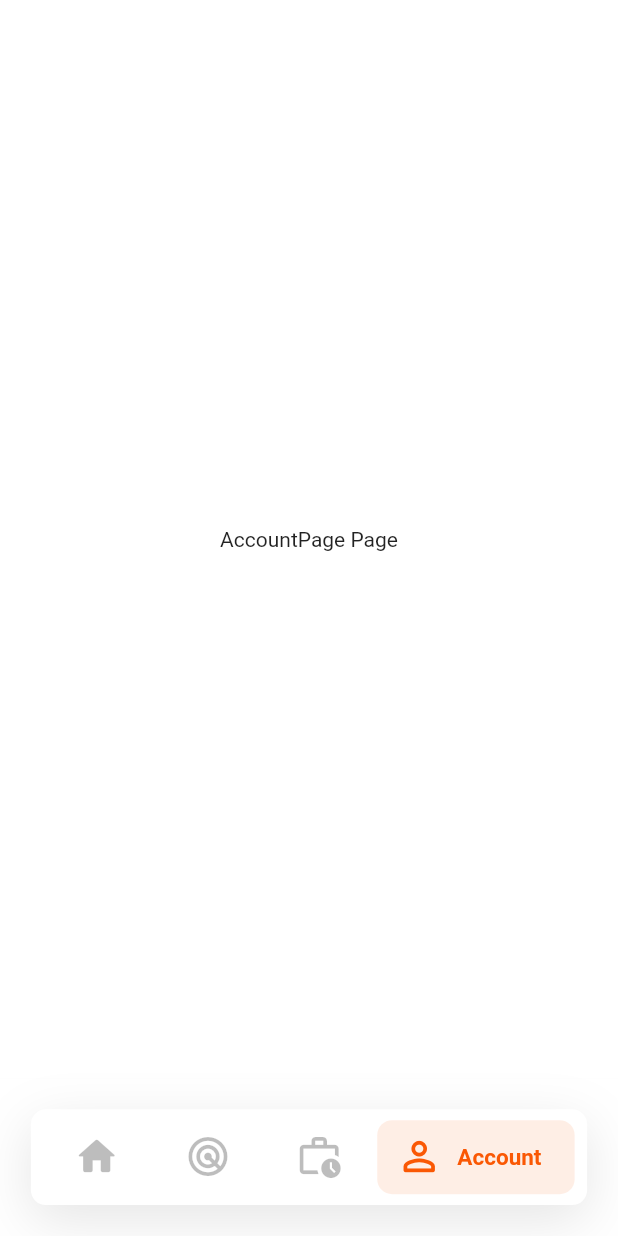
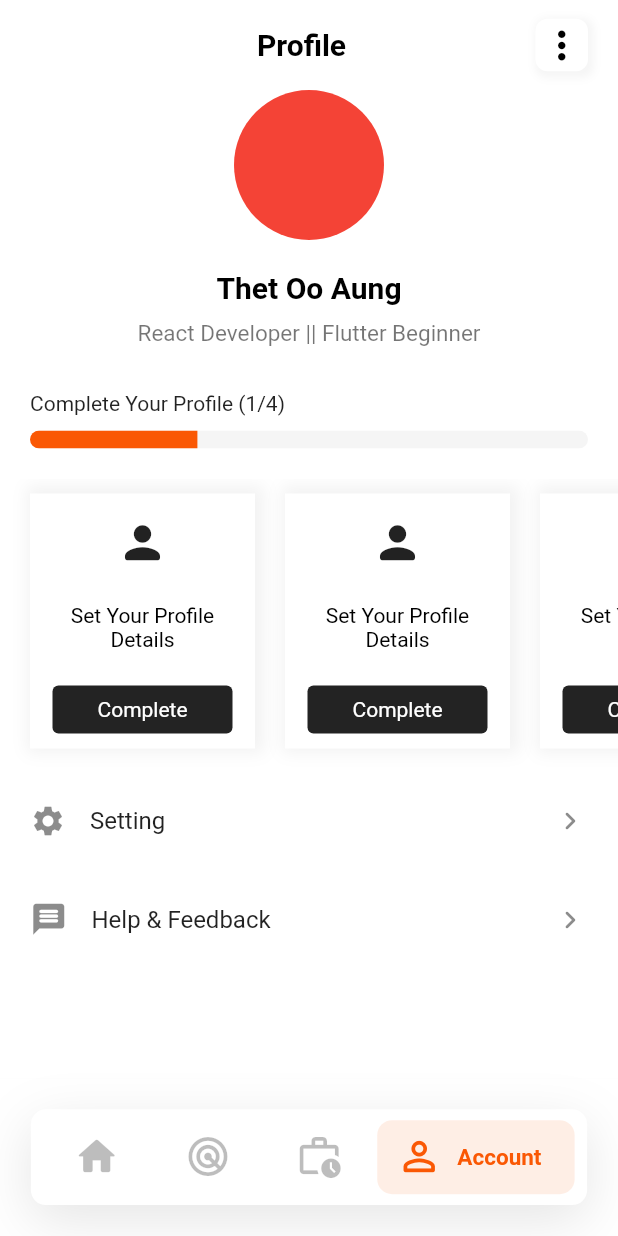
Before and after one commit to thetooaung07/job-portal, a Flutter app: the screen it shows after launch, swiped to page 4, on a phone screen of 412 x 824 dp. Run offline on Flutter 3.47's test engine with Material 2 defaults, Android fonts, the phone set to English and light mode, and no system bars; our stand-ins replace flutter_svg, get; Roboto replaces fonts that are missing (Circular).

Commit message:
account page UI

```diff
--- a/lib/constants.dart
+++ b/lib/constants.dart
@@ -66,6 +66,14 @@ const BoxShadow kCloseBtnShadow = BoxShadow(
   offset: Offset(1, -1),
   spreadRadius: 0.5,
 );
+
+// const BoxShadow kProfileCardShadow = BoxShadow(
+//   color: Color.fromARGB(22, 0, 0, 0),
+//   blurRadius: 10,
+//   offset: Offset(1, 0),
+//   spreadRadius: 10,
+// );
+
 const TextStyle kBulletListTextStyle = TextStyle(
   fontSize: 15,
   color: kTextBodyFadeColor,
@@ -75,4 +83,4 @@ const TextStyle kBulletListTextStyle = TextStyle(
 const Color kSilverColor = Color(0xFFF6F7FB);
 
 const kCaptionTextStyle = TextStyle(fontSize: 18, color: Colors.black);
-const kBodyTextStyle = TextStyle(fontSize: 18, color: Colors.black);
+const kBodyTextStyle = TextStyle(fontSize: 14, color: Colors.black);
--- a/lib/controller/bottom_nav_bar_controller.dart
+++ b/lib/controller/bottom_nav_bar_controller.dart
@@ -2,8 +2,10 @@ import 'package:flutter/cupertino.dart';
 import 'package:get/get.dart';
 
 class BottomNavBarController extends GetxController {
-  RxInt selectedIndex = 0.obs;
-  final PageController pageController = PageController();
+  RxInt selectedIndex = 3.obs;
+  final PageController pageController = PageController(
+    initialPage: 3,
+  );
 
   void onPageChange(index) {
     selectedIndex.value = index;
--- a/lib/view/account_page.dart
+++ b/lib/view/account_page.dart
@@ -1,4 +1,10 @@
 import 'package:flutter/material.dart';
+import 'package:get/get.dart';
+import 'package:job_portal/constants.dart';
+import 'package:job_portal/main.dart';
+import 'package:job_portal/routes/routes.dart';
+import 'package:job_portal/widgets/job-post-card-hr.dart';
+import 'package:job_portal/widgets/my_app_bar.dart';
 
 class AccountPage extends StatelessWidget {
   const AccountPage({Key? key}) : super(key: key);
@@ -6,9 +12,166 @@ class AccountPage extends StatelessWidget {
   @override
   Widget build(BuildContext context) {
     return Scaffold(
-      body: Center(
-        child: Text("AccountPage Page"),
+      backgroundColor: Colors.white,
+      body: SingleChildScrollView(
+        child: Column(
+          crossAxisAlignment: CrossAxisAlignment.start,
+          children: [
+            MyAppBar(
+              child: Padding(
+                padding: const EdgeInsets.symmetric(horizontal: 20.0),
+                child: Row(
+                    mainAxisAlignment: MainAxisAlignment.spaceBetween,
+                    children: [
+                      SizedBox(
+                        height: 35,
+                        width: 25,
+                      ),
+                      Text(
+                        "Profile",
+                        style: kLogoTextStyle,
+                      ),
+                      CustomIconButton(
+                        onTap: () {},
+                        child: Icon(
+                          Icons.more_vert_rounded,
+                          size: 30,
+                          color: Colors.black,
+                        ),
+                      ),
+                    ]),
+              ),
+            ),
+            Align(
+              alignment: Alignment.center,
+              child: Column(
+                children: [
+                  CircleAvatar(
+                    backgroundColor: Colors.red,
+                    radius: 50,
+                  ),
+                  SizedBox(
+                    height: 20,
+                  ),
+                  Text(
+                    "Thet Oo Aung",
+                    style: kHeaderTextStyle,
+                  ),
+                  SizedBox(
+                    height: 10,
+                  ),
+                  Text(
+                    "React Developer || Flutter Beginner",
+                    style: kBulletListTextStyle.copyWith(color: Colors.black54),
+                  ),
+                  SizedBox(
+                    height: 10,
+                  )
+                ],
+              ),
+            ),
+            //TODO: To Change Custom to look more beautiful // indicator indside Square
+            //  Complete Your Profile
+            Padding(
+              padding:
+                  const EdgeInsets.symmetric(horizontal: 20.0, vertical: 20),
+              child: Column(
+                crossAxisAlignment: CrossAxisAlignment.start,
+                children: [
+                  Text("Complete Your Profile (1/4)"),
+                  SizedBox(
+                    height: 10,
+                  ),
+                  ClipRRect(
+                    borderRadius: BorderRadius.circular(10),
+                    child: LinearProgressIndicator(
+                      backgroundColor: themeBgColor,
+                      value: 0.3,
+                      minHeight: 12,
+                    ),
+                  ),
+                ],
+              ),
+            ),
+
+            Container(
+              height: 200,
+              child: ListView.builder(
+                padding: EdgeInsets.only(left: 20),
+                scrollDirection: Axis.horizontal,
+                itemCount: 4,
+                itemBuilder: (context, index) => ProfileCardHr(),
+              ),
+            ),
+
+            ListTile(
+              minLeadingWidth: 0,
+              contentPadding: EdgeInsets.symmetric(horizontal: 20),
+              leading: Icon(Icons.settings),
+              title: Text("Setting"),
+              trailing: Icon(Icons.chevron_right_rounded),
+            ),
+            SizedBox(
+              height: 10,
+            ),
+            ListTile(
+              minLeadingWidth: 0,
+              contentPadding: EdgeInsets.symmetric(horizontal: 20),
+              leading: Icon(
+                Icons.message_rounded,
+                size: 25,
+              ),
+              title: Text("Help & Feedback"),
+              trailing: Icon(Icons.chevron_right_rounded),
+            ),
+          ],
+        ),
       ),
     );
   }
 }
+
+class ProfileCardHr extends StatelessWidget {
+  const ProfileCardHr({
+    Key? key,
+  }) : super(key: key);
+
+  @override
+  Widget build(BuildContext context) {
+    return Container(
+      margin: EdgeInsets.only(top: 10, bottom: 20, right: 20),
+      width: 150,
+      decoration: BoxDecoration(
+        // border: Border.all(color: Colors.black),
+        color: Colors.white,
+        boxShadow: [
+          BoxShadow(
+            color: Color.fromARGB(19, 83, 83, 83),
+            blurRadius: 8,
+            offset: Offset(2, -1),
+            spreadRadius: 4,
+          )
+        ],
+      ),
+      child: Padding(
+        padding: EdgeInsets.fromLTRB(15, 15, 15, 10),
+        child: Column(
+            mainAxisAlignment: MainAxisAlignment.spaceBetween,
+            children: [
+              Icon(
+                Icons.person_rounded,
+                size: 35,
+              ),
+              Text(
+                "Set Your Profile Details",
+                textAlign: TextAlign.center,
+                style: kBodyTextStyle,
+              ),
+              CustomTextButton(
+                label: "Complete",
+              ),
+            ]),
+      ),
+    );
+  }
+}
--- a/lib/view/nearby_page.dart
+++ b/lib/view/nearby_page.dart
@@ -6,7 +6,7 @@ class NearbyPage extends StatelessWidget {
   @override
   Widget build(BuildContext context) {
     return Scaffold(
-      body: Center(child: Text("Nearby Page")),
+      body: Center(child: Text("This Page is still in Development")),
     );
   }
 }
--- a/lib/widgets/job-post-card-hr.dart
+++ b/lib/widgets/job-post-card-hr.dart
@@ -74,7 +74,9 @@ class JobPostCardHr extends StatelessWidget {
 }
 
 class CustomTextButton extends StatelessWidget {
-  const CustomTextButton({Key? key}) : super(key: key);
+  final String? label;
+
+  const CustomTextButton({Key? key, this.label = "Show All"}) : super(key: key);
 
   @override
   Widget build(BuildContext context) {
@@ -87,7 +89,7 @@ class CustomTextButton extends StatelessWidget {
       ),
       child: Center(
         child: Text(
-          "Show All",
+          label ?? "Show All",
           style: TextStyle(color: Colors.white),
         ),
       ),
--- a/pubspec.yaml
+++ b/pubspec.yaml
@@ -5,7 +5,7 @@ description: A new Flutter project.
 # pub.dev using `flutter pub publish`. This is preferred for private packages.
 publish_to: "none"
 
-version: 1.0.0+2
+version: 1.1.0+2
 
 environment:
   sdk: ">=2.16.2 <3.0.0"
```
